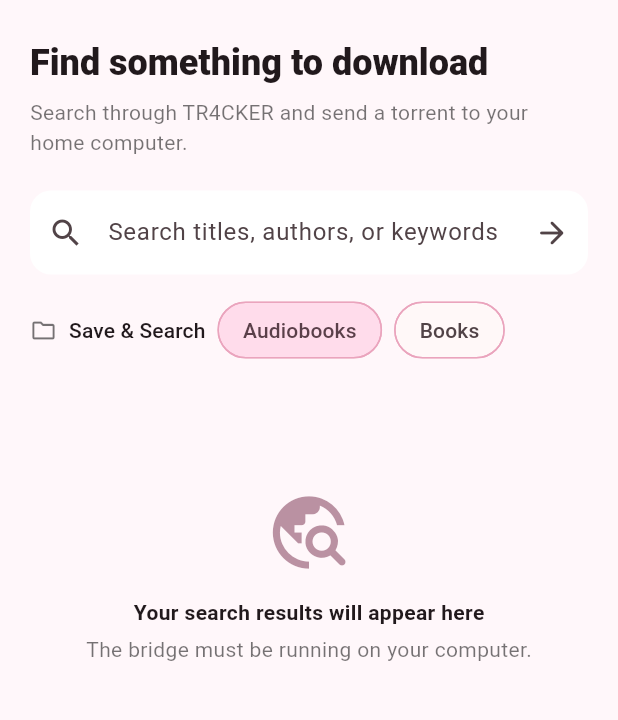
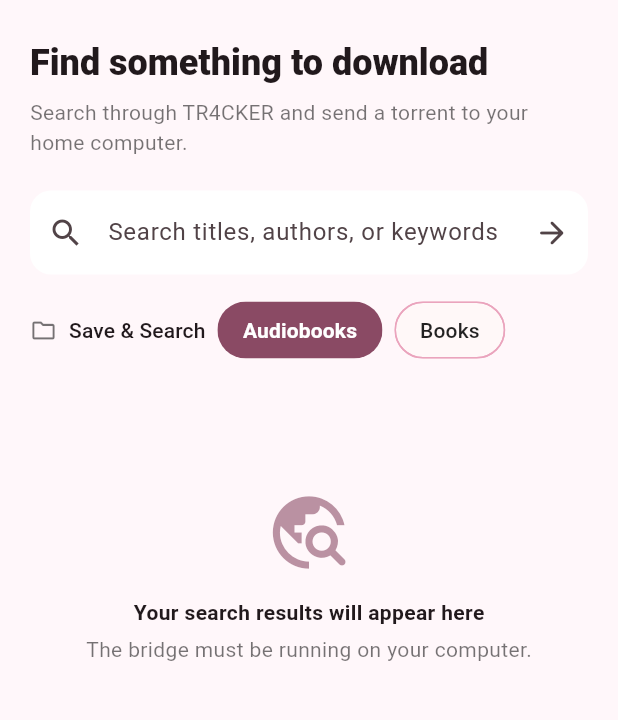
Before and after one commit to ValJoly/AutoDownload-torrents, a Flutter app: the screen it shows after launch, on a phone screen of 412 x 824 dp, the part 69-789 px from its top. Run offline on Flutter 3.47's test engine with Material 3 defaults, Android fonts, the phone set to English and light mode, and no system bars; our stand-ins replace equatable, flutter_bloc, go_router, shared_preferences.

Commit message:
Update torrent_home_page.dart

```diff
--- a/AutoTorrent/lib/presentation/screens/torrent_home_page.dart
+++ b/AutoTorrent/lib/presentation/screens/torrent_home_page.dart
@@ -201,7 +201,25 @@ class _TorrentHomePageState extends State<TorrentHomePage> {
                           ),
                           const SizedBox(width: 8),
                           ChoiceChip(
-                            label: const Text('Audiobooks'),
+                            selectedColor: theme.colorScheme.primary,
+                            backgroundColor: Colors.transparent,
+                            side: BorderSide(
+                              color: state.library == 'audiobooks'
+                                  ? Colors.transparent
+                                  : Color(0xFFEAA4BD),
+                              width: 1,
+                            ),
+                            label: Text(
+                              'Audiobooks',
+                              style: TextStyle(
+                                color: state.library == 'audiobooks'
+                                    ? Colors.white
+                                    : Colors.black87,
+                                fontWeight: state.library == 'audiobooks'
+                                    ? FontWeight.w700
+                                    : FontWeight.w500,
+                              ),
+                            ),
                             selected: state.library == 'audiobooks',
                             onSelected: (_) {
                               setState(() => _library = 'audiobooks');
@@ -212,7 +230,25 @@ class _TorrentHomePageState extends State<TorrentHomePage> {
                           ),
                           const SizedBox(width: 8),
                           ChoiceChip(
-                            label: const Text('Books'),
+                            selectedColor: theme.colorScheme.primary,
+                            backgroundColor: Colors.transparent,
+                            side: BorderSide(
+                              color: state.library == 'books'
+                                  ? Colors.transparent
+                                  : Color(0xFFEAA4BD),
+                              width: 1,
+                            ),
+                            label: Text(
+                              'Books',
+                              style: TextStyle(
+                                color: state.library == 'books'
+                                    ? Colors.white
+                                    : Colors.black87,
+                                fontWeight: state.library == 'books'
+                                    ? FontWeight.w700
+                                    : FontWeight.w500,
+                              ),
+                            ),
                             selected: state.library == 'books',
                             onSelected: (_) {
                               setState(() => _library = 'books');
```
